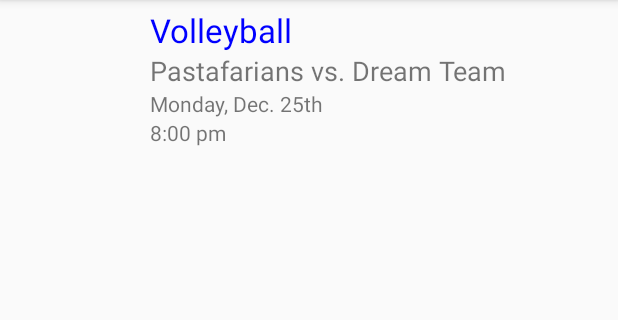
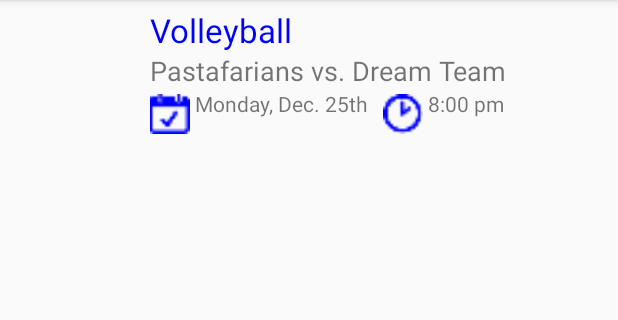
Before and after one commit to TeamChahlie/IntraSMUrals, an Android app: the layout game_item.xml on its own in the app's theme, with its tools: preview values and no code run, on a phone screen of 412 x 824 dp, the part 84-404 px from its top. Run offline under Robolectric (Android 15) with nearby library versions, the light colour scheme and no system bars.

Commit message:
made style change to list items

```diff
--- a/Android/IntraSMUrals/app/src/main/res/layout/game_item.xml
+++ b/Android/IntraSMUrals/app/src/main/res/layout/game_item.xml
@@ -42,20 +42,42 @@
         android:text="Pastafarians vs. Dream Team"
         android:textSize="8pt"/>
 
+    <ImageView
+        android:id="@+id/calendarImage"
+        android:layout_width="40px"
+        android:layout_height="40px"
+        android:layout_alignLeft="@+id/matchup"
+        android:layout_below="@id/matchup"
+        android:layout_marginTop="3dp"
+        android:src="@drawable/calendar" />
+
     <TextView
         android:id="@+id/dateLabel"
         android:layout_width="wrap_content"
-        android:layout_height="wrap_content"
+        android:layout_height="20dp"
         android:layout_below="@id/matchup"
-        android:layout_alignLeft="@+id/matchup"
+        android:layout_toRightOf="@+id/calendarImage"
+        android:layout_toEndOf="@+id/calendarImage"
+        android:layout_marginLeft="3dp"
         android:text="Monday, Dec. 25th" />
+
+    <ImageView
+        android:id="@+id/clockImage"
+        android:layout_width="40px"
+        android:layout_height="40px"
+        android:layout_toRightOf="@id/dateLabel"
+        android:layout_below="@id/matchup"
+        android:layout_marginTop="3dp"
+        android:layout_marginLeft="10dp"
+        android:src="@drawable/clock"/>
 
     <TextView
         android:id="@+id/timeLabel"
         android:layout_width="wrap_content"
         android:layout_height="wrap_content"
-        android:layout_below="@id/dateLabel"
-        android:layout_alignLeft="@id/dateLabel"
-        android:text="8:00 pm"/>
-
+        android:layout_below="@id/matchup"
+        android:layout_toRightOf="@id/clockImage"
+        android:layout_toEndOf="@id/clockImage"
+        android:layout_marginLeft="3dp"
+        android:text="8:00 pm" />
 </RelativeLayout>
```
Also changed, not shown: Android/IntraSMUrals/app/src/main/res/drawable-xxhdpi/calendar.png (added), Android/IntraSMUrals/app/src/main/res/drawable-xxhdpi/clock.png (added), 1 other file.
